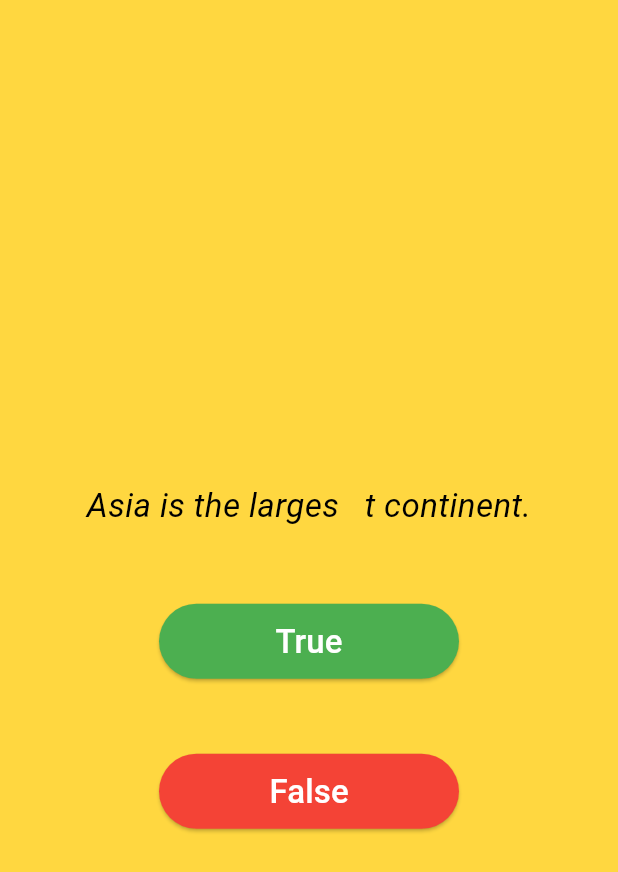
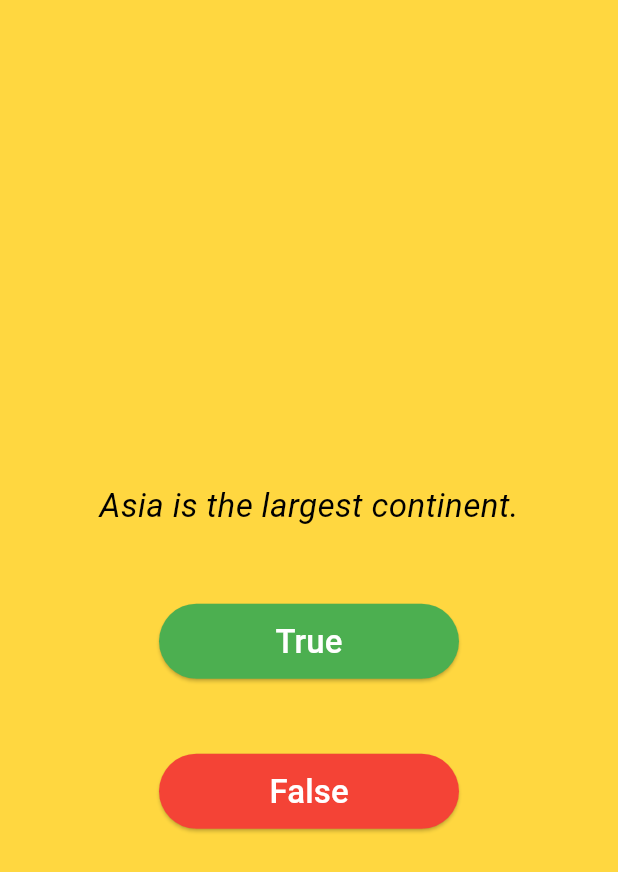
Before and after one commit to ayishasanakattil/quiz-1, a Flutter app: the screen it shows after launch, on a phone screen of 412 x 824 dp. Shown: the top 872 px of the screen. Run offline on Flutter 3.47's test engine with Material 3 defaults, Android fonts, the phone set to English and light mode, and no system bars.

Commit message:
Update questions.dart

```diff
--- a/lib/questions.dart
+++ b/lib/questions.dart
@@ -23,7 +23,7 @@ class _QuestionState extends State<Question> {
               height: 50,
             ),
             Text(
-              "Asia is the larges   t continent.",
+              "Asia is the largest continent.",
               style: TextStyle(
                   fontSize: 22,
                   color: Colors.black,
```
